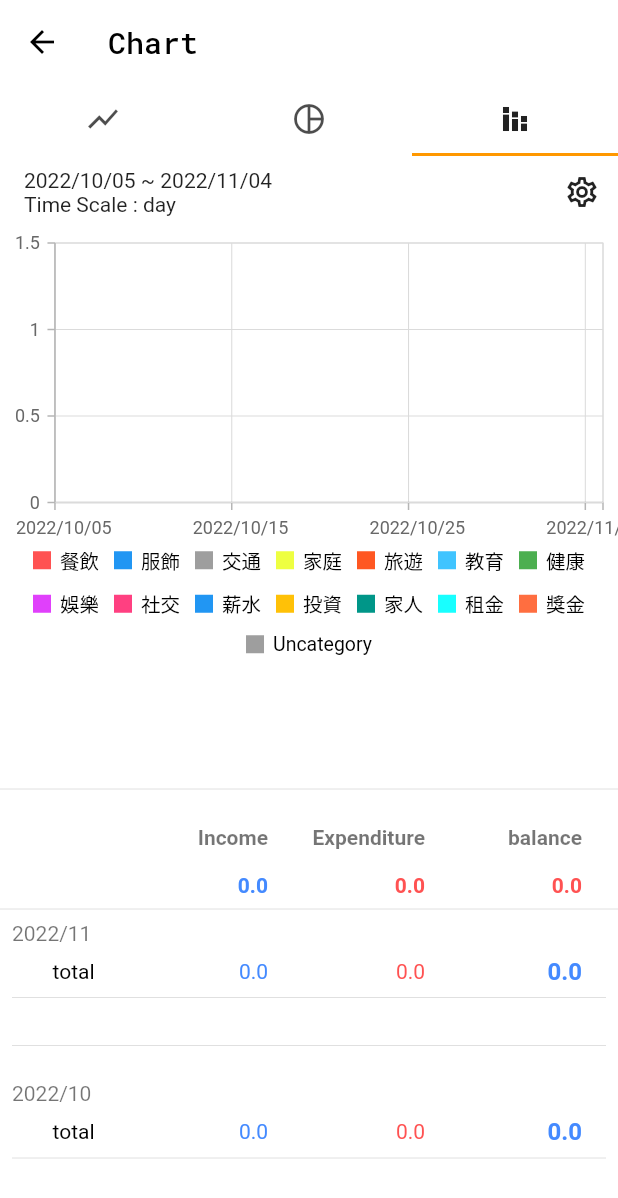
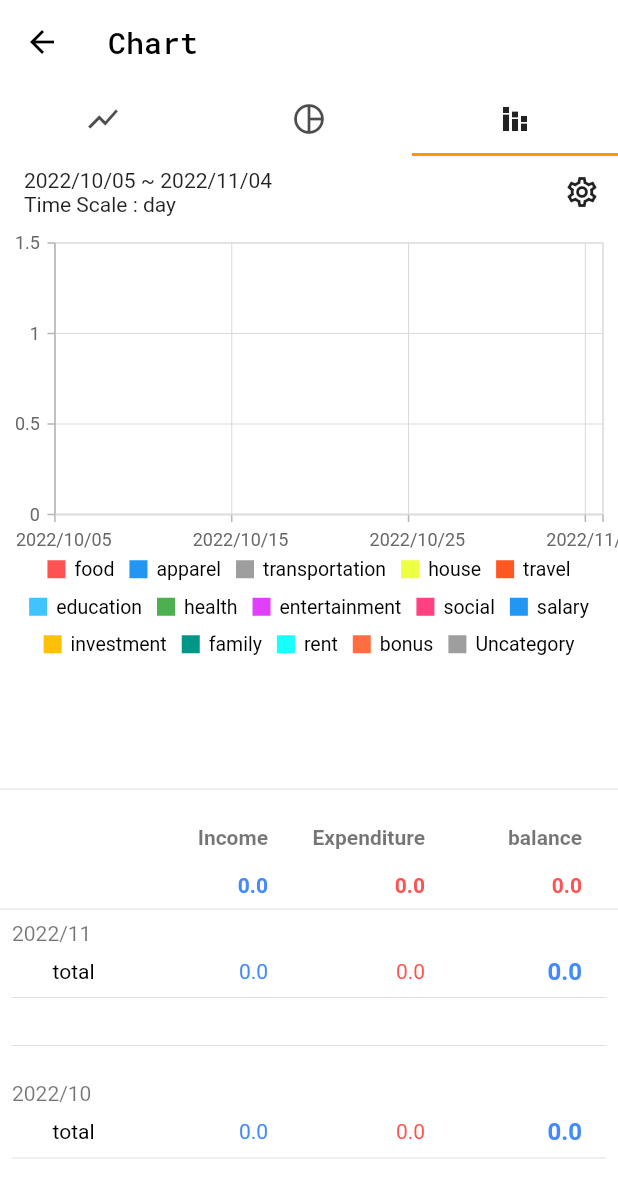
Before and after one commit to HCKUO1117/accounting, a Flutter app: the ChartScreen screen opened directly, tab 3 chosen, on a phone screen of 412 x 824 dp. Shown: the top 1198 px of the screen. Run offline on Flutter 3.47's test engine with Material 2 defaults, Android fonts, the phone set to English and light mode, and no system bars; drawn by our look-alikes of google_mobile_ads; our stand-ins replace animated_bottom_navigation_bar, dropdown_button2, firebase_analytics, firebase_auth, firebase_core, firebase_remote_config and 15 more; missing offline and left inert: excel, flutter_email_sender, flutter_multi_select_items, googleapis, in_app_purchase_android; accounts and stored records are empty; network calls fail; statements that could not run were skipped.

Commit message:
tag 和中英版

```diff
--- a/lib/provider/main_provider.dart
+++ b/lib/provider/main_provider.dart
@@ -17,14 +17,10 @@ import 'package:accounting/models/states.dart';
 import 'package:accounting/res/constants.dart';
 import 'package:accounting/screens/chart/chart_screen.dart';
 import 'package:accounting/screens/chart/line_chart_setting_page.dart';
-import 'package:accounting/screens/member/export_excel_page.dart';
 import 'package:accounting/utils/preferences.dart';
 import 'package:accounting/utils/utils.dart';
-import 'package:excel/excel.dart';
 import 'package:flutter/material.dart';
 import 'package:intl/intl.dart';
-import 'package:path/path.dart';
-import 'package:path_provider/path_provider.dart';
 import 'package:syncfusion_flutter_charts/charts.dart';
 
 class MainProvider with ChangeNotifier {
@@ -396,8 +392,21 @@ class MainProvider with ChangeNotifier {
   Future<void> setDefaultDB() async {
     final hadOpen = Preferences.getBool(Constants.hadOpen, false);
     if (!hadOpen) {
-      for (var element in Constants.defaultCategories) {
-        await CategoryDB.insertData(element);
+      final String defaultLocale = Platform.localeName;
+      if (defaultLocale.startsWith('zh')) {
+        for (var element in Constants.defaultCategories) {
+          await CategoryDB.insertData(element);
+        }
+        for (var element in Constants.defaultTags) {
+          await TagDB.insertData(element);
+        }
+      } else {
+        for (var element in Constants.defaultCategoriesEn) {
+          await CategoryDB.insertData(element);
+        }
+        for (var element in Constants.defaultTagsEn) {
+          await TagDB.insertData(element);
+        }
       }
     }
     await Preferences.setBool(Constants.hadOpen, true);
@@ -1062,14 +1071,14 @@ class MainProvider with ChangeNotifier {
         if (pieFilter.contains(1))
           PieData(
             S.of(context).expenditure,
-            allEmpty ? 1 : expenditure,
+            expenditure,
             S.of(context).expenditure,
             Colors.redAccent.shade100,
           ),
         if (pieFilter.contains(0))
           PieData(
             S.of(context).income,
-            allEmpty ? 1 : income,
+            income,
             S.of(context).income,
             Colors.blueAccent.shade100,
           )
--- a/lib/res/constants.dart
+++ b/lib/res/constants.dart
@@ -1,4 +1,5 @@
 import 'package:accounting/db/category_model.dart';
+import 'package:accounting/db/tag_model.dart';
 import 'package:flutter/material.dart';
 
 class Constants {
@@ -108,6 +109,121 @@ class Constants {
     ),
   ];
 
+  static List<CategoryModel> defaultCategoriesEn = [
+    CategoryModel(
+      sort: 0,
+      type: CategoryType.expenditure,
+      icon: 'fastfood',
+      name: 'food',
+      iconColor: Colors.redAccent,
+    ),
+    CategoryModel(
+      sort: 1,
+      type: CategoryType.expenditure,
+      icon: 'shopping_bag',
+      name: 'apparel',
+      iconColor: Colors.blue,
+    ),
+    CategoryModel(
+      sort: 2,
+      type: CategoryType.expenditure,
+      icon: 'commute',
+      name: 'transportation',
+      iconColor: Colors.grey,
+    ),
+    CategoryModel(
+      sort: 3,
+      type: CategoryType.expenditure,
+      icon: 'home',
+      name: 'house',
+      iconColor: Colors.limeAccent,
+    ),
+    CategoryModel(
+      sort: 4,
+      type: CategoryType.expenditure,
+      icon: 'flight_takeoff',
+      name: 'travel',
+      iconColor: Colors.deepOrange,
+    ),
+    CategoryModel(
+      sort: 5,
+      type: CategoryType.expenditure,
+      icon: 'school',
+      name: 'education',
+      iconColor: Colors.lightBlueAccent,
+    ),
+    CategoryModel(
+      sort: 6,
+      type: CategoryType.expenditure,
+      icon: 'healing',
+      name: 'health',
+      iconColor: Colors.green,
+    ),
+    CategoryModel(
+      sort: 7,
+      type: CategoryType.expenditure,
+      icon: 'videogame_asset',
+      name: 'entertainment',
+      iconColor: Colors.purpleAccent,
+    ),
+    CategoryModel(
+      sort: 8,
+      type: CategoryType.expenditure,
+      icon: 'people',
+      name: 'social',
+      iconColor: Colors.pinkAccent,
+    ),
+    CategoryModel(
+      sort: 0,
+      type: CategoryType.income,
+      icon: 'account_balance_wallet_outlined',
+      name: 'salary',
+      iconColor: Colors.blue,
+    ),
+    CategoryModel(
+      sort: 1,
+      type: CategoryType.income,
+      icon: 'account_balance',
+      name: 'investment',
+      iconColor: Colors.amber,
+    ),
+    CategoryModel(
+      sort: 2,
+      type: CategoryType.income,
+      icon: 'family_restroom',
+      name: 'family',
+      iconColor: Colors.teal,
+    ),
+    CategoryModel(
+      sort: 3,
+      type: CategoryType.income,
+      icon: 'paid',
+      name: 'rent',
+      iconColor: Colors.cyanAccent,
+    ),
+    CategoryModel(
+      sort: 4,
+      type: CategoryType.income,
+      icon: 'emoji_events',
+      name: 'bonus',
+      iconColor: Colors.deepOrangeAccent,
+    ),
+  ];
+
+  static List<TagModel> defaultTags = [
+    TagModel(sort: 0, color: Colors.blue, name: '必要'),
+    TagModel(sort: 1, color: Colors.deepOrangeAccent, name: '非必要'),
+    TagModel(sort: 2, color: Colors.amber, name: '個人'),
+    TagModel(sort: 3, color: Colors.lightGreenAccent, name: '家人'),
+  ];
+
+  static List<TagModel> defaultTagsEn = [
+    TagModel(sort: 0, color: Colors.blue, name: 'necessary'),
+    TagModel(sort: 1, color: Colors.deepOrangeAccent, name: 'unnecessary'),
+    TagModel(sort: 2, color: Colors.amber, name: 'personal'),
+    TagModel(sort: 3, color: Colors.lightGreenAccent, name: 'family'),
+  ];
+
   ///notification
   static const List<String> weeks = [
     'monday',
```
